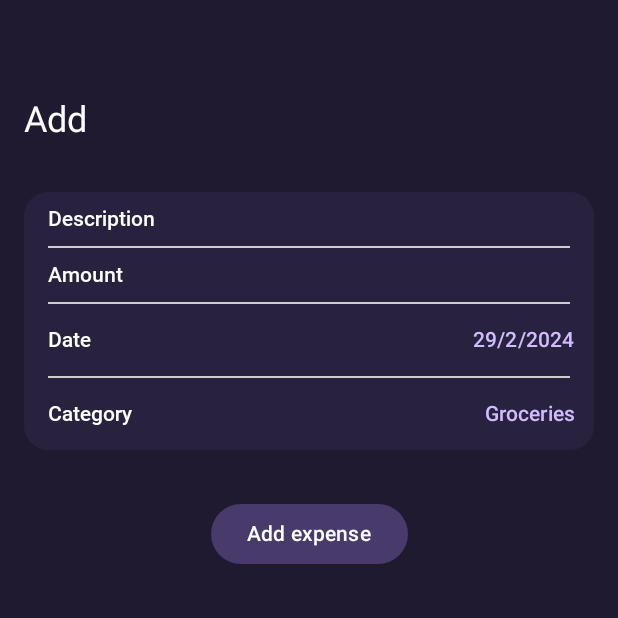
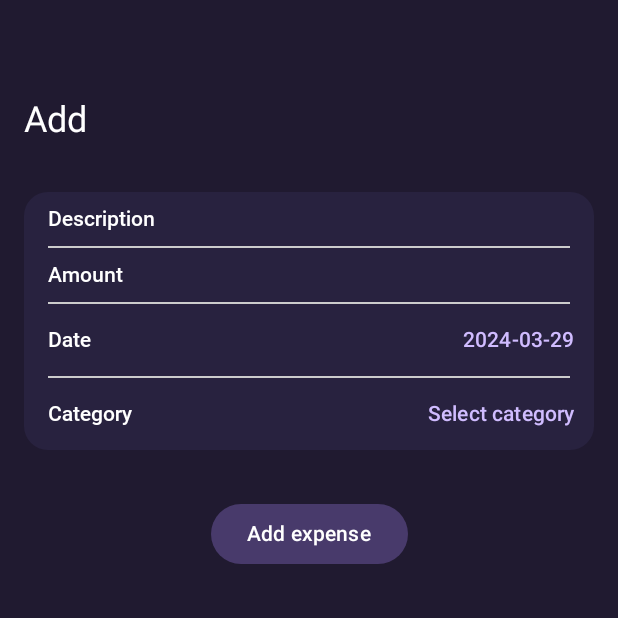
Before and after one commit to marek850/Moneto, an Android app built with Jetpack Compose: the AddExpense screen opened through its navigation route, on a phone screen of 412 x 824 dp, the top half of it. Run offline under Robolectric (Android 15) with nearby library versions, the phone set to English and light mode, and no system bars; libraries missing offline, so code that uses them is left out: com.marosseleng.compose; 1 statement that could not run was skipped.

Commit message:
AddExpenseViewModel a refaktoring pridavania vydavkov

```diff
--- a/Moneto/app/build.gradle.kts
+++ b/Moneto/app/build.gradle.kts
@@ -62,6 +62,8 @@ dependencies {
     implementation("com.google.firebase:protolite-well-known-types:18.0.0")
     implementation("androidx.navigation:navigation-compose:2.7.7")
     testImplementation("junit:junit:4.13.2")
+    implementation("com.marosseleng.android:compose-material3-datetime-pickers:0.7.2")
+    implementation("androidx.lifecycle:lifecycle-viewmodel-compose:2.6.1")
     androidTestImplementation("androidx.test.ext:junit:1.1.5")
     androidTestImplementation("androidx.test.espresso:espresso-core:3.5.1")
     androidTestImplementation(platform("androidx.compose:compose-bom:2023.08.00"))
--- a/Moneto/app/src/main/java/com/example/moneto/MainActivity.kt
+++ b/Moneto/app/src/main/java/com/example/moneto/MainActivity.kt
@@ -114,7 +114,7 @@ fun BottomNavBar() {
             composable(Screens.Settings.screen){ SettingsScreen(navigationController) }
             composable(Screens.Info.screen){ InfoScreen() }
             composable(Screens.Expenses.screen){ ExpensesScreen() }
-            composable(Screens.AddExpense.screen){ AddExpense() }
+            composable(Screens.AddExpense.screen){ AddExpense(navigationController) }
         }
 
     }
--- a/Moneto/app/src/main/java/com/example/moneto/screens/AddExpenseScreen.kt
+++ b/Moneto/app/src/main/java/com/example/moneto/screens/AddExpenseScreen.kt
@@ -2,9 +2,8 @@
 
 package com.example.moneto.screens
 
-import android.app.DatePickerDialog
-import android.widget.DatePicker
 import androidx.compose.foundation.background
+import androidx.compose.foundation.layout.Arrangement
 import androidx.compose.foundation.layout.Box
 import androidx.compose.foundation.layout.Column
 import androidx.compose.foundation.layout.fillMaxHeight
@@ -24,56 +23,38 @@ import androidx.compose.material3.Text
 import androidx.compose.material3.TextButton
 import androidx.compose.material3.TopAppBarDefaults
 import androidx.compose.runtime.Composable
+import androidx.compose.runtime.collectAsState
 import androidx.compose.runtime.getValue
 import androidx.compose.runtime.mutableStateOf
 import androidx.compose.runtime.remember
 import androidx.compose.runtime.setValue
 import androidx.compose.ui.Alignment
+import androidx.compose.ui.ExperimentalComposeUiApi
 import androidx.compose.ui.Modifier
 import androidx.compose.ui.draw.clip
 import androidx.compose.ui.graphics.Color
-import androidx.compose.ui.platform.LocalContext
+import androidx.compose.ui.text.TextStyle
 import androidx.compose.ui.text.input.KeyboardType
-import androidx.compose.ui.tooling.preview.Preview
+import androidx.compose.ui.text.style.TextAlign
 import androidx.compose.ui.unit.dp
+import androidx.lifecycle.viewmodel.compose.viewModel
+import androidx.navigation.NavController
 import com.example.moneto.components.CustomRow
 import com.example.moneto.components.CustomTextField
 import com.example.moneto.ui.theme.Background
 import com.example.moneto.ui.theme.LightBackground
 import com.example.moneto.ui.theme.LightPurple
 import com.example.moneto.ui.theme.Purple80
-import java.util.Calendar
+import com.example.moneto.ui.theme.Typography
+import com.example.moneto.view_models.AddExpenseViewModel
+import com.marosseleng.compose.material3.datetimepickers.date.domain.DatePickerDefaults
+import com.marosseleng.compose.material3.datetimepickers.date.ui.dialog.DatePickerDialog
 
-@Preview
+@OptIn(ExperimentalComposeUiApi::class, ExperimentalMaterial3Api::class)
 @Composable
-fun AddExpense() {
+fun AddExpense(navController: NavController, addViewModel: AddExpenseViewModel = viewModel()) {
     val categories = listOf("Groceries", "Bills", "Restaurants")
-    var chosenCategory by remember {
-        mutableStateOf(categories[0])
-    }
-    val mContext = LocalContext.current
-    val mYear: Int
-    val mMonth: Int
-    val mDay: Int
-
-    val mCalendar = Calendar.getInstance()
-    mYear = mCalendar.get(Calendar.YEAR)
-    mMonth = mCalendar.get(Calendar.MONTH) + 1
-    mDay = mCalendar.get(Calendar.DAY_OF_MONTH)
-    var mDate by remember {
-        mutableStateOf("${mCalendar.get(Calendar.DAY_OF_MONTH)}/${mCalendar.get(Calendar.MONTH)}/${mCalendar.get(Calendar.YEAR)}")
-    }
-    val mDatePicker = DatePickerDialog(
-        mContext,{
-            _: DatePicker, chosenYear: Int, chosenMonth: Int, chosenDay: Int ->
-            mDate = "${chosenDay}/${chosenMonth + 1}/${chosenYear}"
-        },
-        mYear,
-        mMonth,
-        mDay
-        )
-    mDatePicker.datePicker.maxDate = mCalendar.timeInMillis
-
+    val state by addViewModel.uiState.collectAsState()
 
     Scaffold(topBar = {
         MediumTopAppBar(
@@ -102,9 +83,12 @@ fun AddExpense() {
 
                     ) {
                         CustomRow(label = "Description",){
-                            CustomTextField(value = "New Iphone etc.",modifier = Modifier.fillMaxWidth() ,keyboardOptions = KeyboardOptions(
-                                keyboardType = KeyboardType.Text,
-                            ), onValueChange = {}
+                            CustomTextField(value = state.description,modifier = Modifier.fillMaxWidth() , textStyle = TextStyle(
+                                textAlign = TextAlign.Right,
+                            ),onValueChange = addViewModel::setDescription,
+                                placeholder = {Text("Big Mac Menu etc.")
+                                    },
+                                arrangement = Arrangement.End,
                             )
                         }
                         Divider(
@@ -115,9 +99,12 @@ fun AddExpense() {
                         CustomRow(
                             label = "Amount"
                         ){
-                            CustomTextField(value = "Amount",modifier = Modifier.fillMaxWidth() ,keyboardOptions = KeyboardOptions(
+                            CustomTextField(value = state.amount,arrangement = Arrangement.End,textStyle = TextStyle(
+                                textAlign = TextAlign.Right,
+                            ),placeholder = { Text(text = "0")},modifier = Modifier.fillMaxWidth() ,keyboardOptions = KeyboardOptions(
                                 keyboardType = KeyboardType.Number,
-                            ), onValueChange = {}
+                            ), maxLines = 1,
+                                onValueChange = addViewModel::setAmount
                             )
                         }
                         Divider(
@@ -125,12 +112,35 @@ fun AddExpense() {
                             thickness = 1.dp,
                             color = Color.LightGray
                         )
+                        var datePickerShowing by remember {
+                            mutableStateOf(false)
+                        }
                         CustomRow(
                             label = "Date"
                         ){
-                            TextButton(onClick = { mDatePicker.show() }) {
-                                Text(mDate, color = Purple80)
+                            TextButton(onClick = { datePickerShowing = true }) {
+                                Text(state.date.toString(), color = Purple80)
                             }
+                            if (datePickerShowing){
+                                DatePickerDialog(
+                                    colors = DatePickerDefaults.colors(Purple80, yearMonthTextColor = Purple80,
+                                        monthDayLabelSelectedBackgroundColor = Purple80,
+                                        todayLabelTextColor = Purple80,
+                                        previousNextMonthIconColor = Purple80,
+                                        headlineSingleSelectionTextColor = Purple80,
+                                        weekDayLabelTextColor = Purple80),
+                                    buttonColors = ButtonDefaults.textButtonColors(
+                                        contentColor = Purple80,
+                                    ),
+                                    onDismissRequest = {datePickerShowing = false},
+                                    onDateChange = {it -> addViewModel.setDate(it)
+                                    datePickerShowing = false},
+                                    initialDate = state.date,
+
+                                    title = { Text("Select date", style = Typography.titleMedium) }
+                                )
+                            }
+
                         }
                         Divider(
                             modifier = Modifier.padding(start = 16.dp, end = 16.dp),
@@ -143,11 +153,12 @@ fun AddExpense() {
                                 mutableStateOf(false)
                             }
                             TextButton(onClick = {categoriesMenuOpen = true}) {
-                                Text(chosenCategory, color = Purple80)
+                                Text(state.category ?: "Select category", color = Purple80)
                                 DropdownMenu(expanded = categoriesMenuOpen, onDismissRequest = { categoriesMenuOpen = false }) {
                                     categories.forEach { category ->
                                     DropdownMenuItem(text = { Text(category, color = Purple80) },
-                                        onClick = { chosenCategory = category
+                                        onClick = {
+                                            addViewModel.setCategory(category)
                                         categoriesMenuOpen = false})
                                     }
                                 }
--- /dev/null
+++ b/Moneto/app/src/main/java/com/example/moneto/view_models/AddExpenseViewModel.kt
@@ -0,0 +1,54 @@
+package com.example.moneto.view_models
+
+import androidx.lifecycle.ViewModel
+import kotlinx.coroutines.flow.MutableStateFlow
+import kotlinx.coroutines.flow.StateFlow
+import kotlinx.coroutines.flow.asStateFlow
+import kotlinx.coroutines.flow.update
+import java.time.LocalDate
+
+data class AddScreenState(
+    val amount: String = "",
+    val description: String = "",
+    val date: LocalDate,
+    val category: String? = null // TODO: dokoncit
+
+
+)
+class AddExpenseViewModel : ViewModel(){
+    private val _state = MutableStateFlow(AddScreenState(
+        description = "",
+        date = LocalDate.now()
+
+
+    ))
+    val uiState: StateFlow<AddScreenState> = _state.asStateFlow()
+
+    fun setAmount(amount: String) {
+        var parsed = amount.toDoubleOrNull()
+
+        if (amount.isEmpty()) {
+            parsed = 0.0
+        }
+
+        if (parsed != null) {
+            _state.update { currentState ->
+                currentState.copy(
+                    amount = amount.trim().ifEmpty { "0" },
+                )
+            }
+        }
+    }
+    fun setDescription(description: String) {
+        _state.update { currentState -> currentState.copy(description = description) }
+    }
+    fun setDate(date: LocalDate) {
+        _state.update { currentState -> currentState.copy(date = date) }
+    }
+    fun setCategory(category: String) { //TODO replace with category
+        _state.update { currentState -> currentState.copy(category = category) }
+    }
+    fun addExpense() {
+
+    }
+}
```
